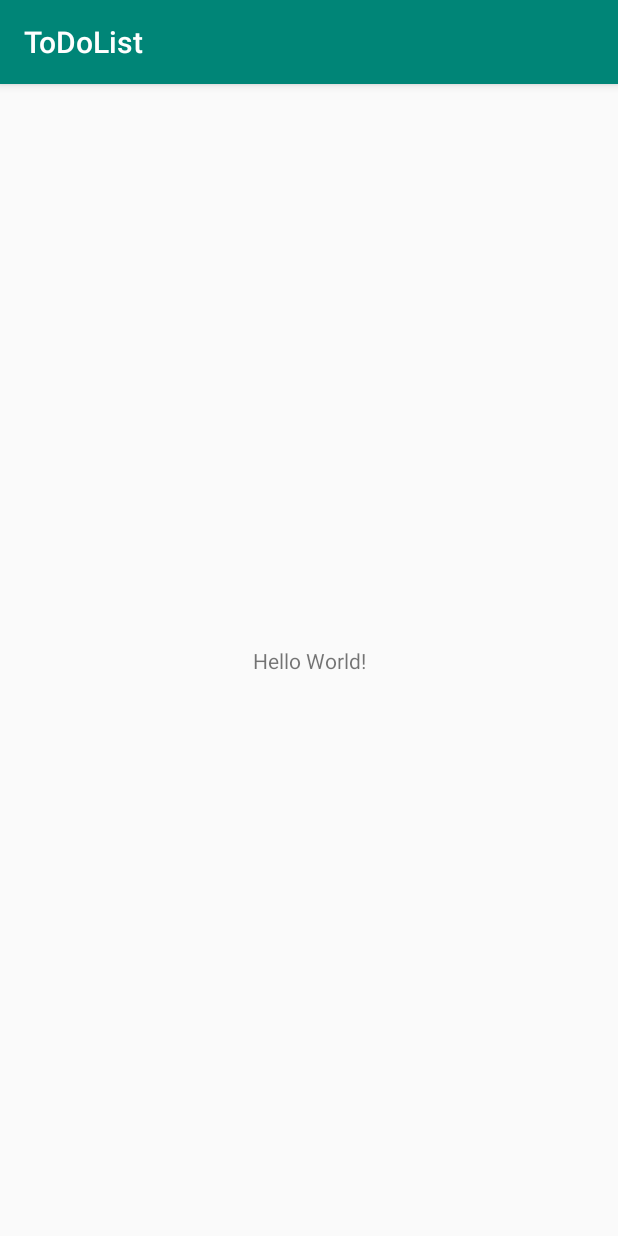
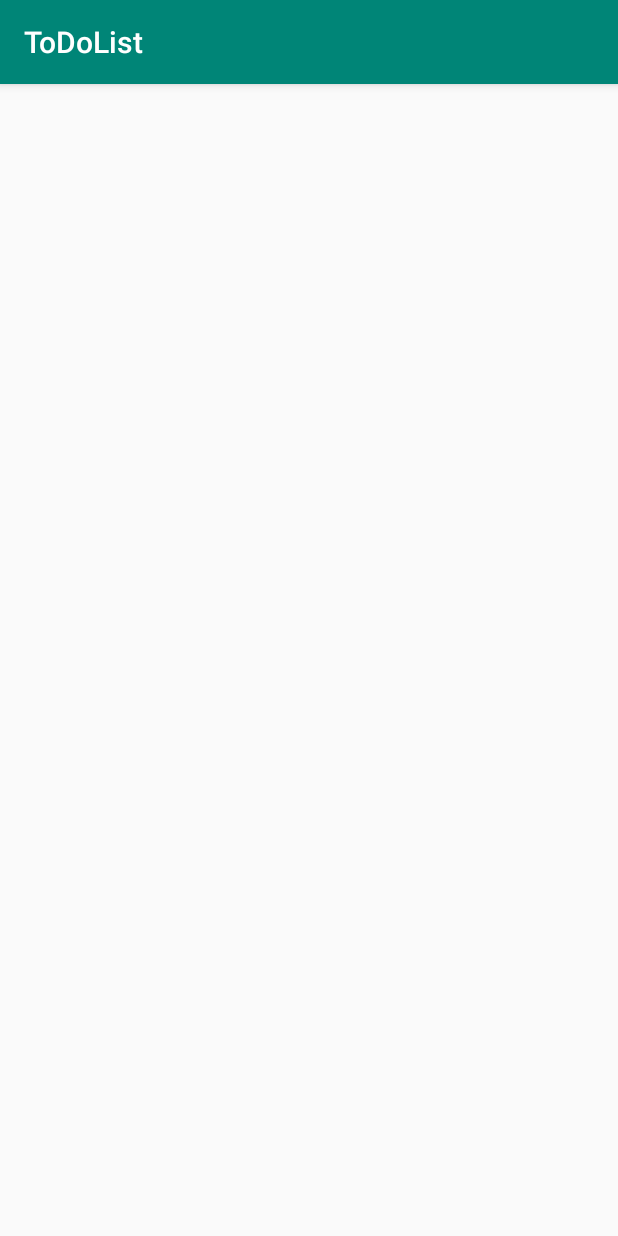
Before and after one commit to zBrucyP/Lab7_ToDoListDialogAppBar, an Android app: the screen it shows after launch (MainActivity), on a phone screen of 412 x 824 dp. Run offline under Robolectric (Android 15) with nearby library versions, the phone set to English and light mode, and no system bars.

Commit message:
add fragment layout, clear main activity

```diff
--- a/app/src/main/res/layout/activity_main.xml
+++ b/app/src/main/res/layout/activity_main.xml
@@ -1,18 +1,10 @@
 <?xml version="1.0" encoding="utf-8"?>
-<androidx.constraintlayout.widget.ConstraintLayout xmlns:android="http://schemas.android.com/apk/res/android"
+<FrameLayout xmlns:android="http://schemas.android.com/apk/res/android"
     xmlns:app="http://schemas.android.com/apk/res-auto"
     xmlns:tools="http://schemas.android.com/tools"
+    android:id="@+id/fragmentContainer"
     android:layout_width="match_parent"
     android:layout_height="match_parent"
     tools:context=".MainActivity">
 
-    <TextView
-        android:layout_width="wrap_content"
-        android:layout_height="wrap_content"
-        android:text="Hello World!"
-        app:layout_constraintBottom_toBottomOf="parent"
-        app:layout_constraintLeft_toLeftOf="parent"
-        app:layout_constraintRight_toRightOf="parent"
-        app:layout_constraintTop_toTopOf="parent" />
-
-</androidx.constraintlayout.widget.ConstraintLayout>
+</FrameLayout>
--- a/app/src/main/res/values/strings.xml
+++ b/app/src/main/res/values/strings.xml
@@ -1,3 +1,4 @@
 <resources>
     <string name="app_name">ToDoList</string>
+    <string name="note_title_hint">Enter a title for your note.</string>
 </resources>
```
